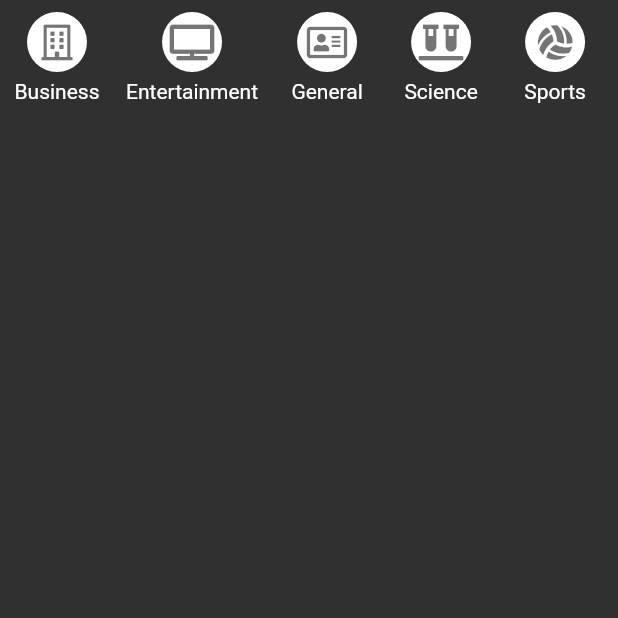
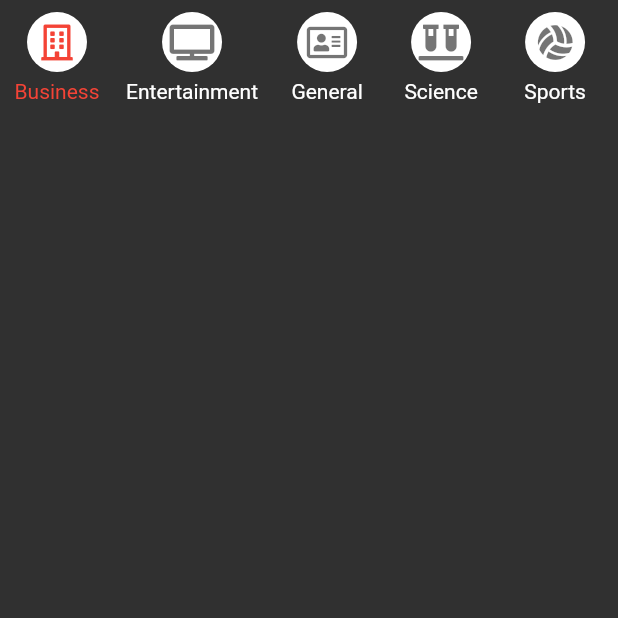
Before and after one commit to atinydev/newsapp_flutter, a Flutter app: the Tab2Screen screen opened by its route, on a phone screen of 412 x 824 dp, the top half of it. Run offline on Flutter 3.47's test engine with Material 2 defaults, Android fonts, the phone set to English and light mode, and no system bars; our stand-ins replace flutter_dotenv, font_awesome_flutter; network calls fail.

Commit message:
Change color by selected category

```diff
--- a/lib/screens/tab2_screen.dart
+++ b/lib/screens/tab2_screen.dart
@@ -32,8 +32,8 @@ class _CategoriesList extends StatelessWidget {
 
   @override
   Widget build(BuildContext context) {
-    final categories =
-        Provider.of<NewsService>(context, listen: false).categories;
+    final newsService = Provider.of<NewsService>(context);
+    final categories = newsService.categories;
     return ListView.builder(
       physics: const BouncingScrollPhysics(),
       scrollDirection: Axis.horizontal,
@@ -48,7 +48,12 @@ class _CategoriesList extends StatelessWidget {
                 category: category,
               ),
               const SizedBox(height: 5),
-              Text(toBeginningOfSentenceCase(category.name) ?? ""),
+              Text(
+                toBeginningOfSentenceCase(category.name) ?? "",
+                style: (newsService.selectedCategory == category.name)
+                    ? TextStyle(color: Theme.of(context).primaryColor)
+                    : null,
+              ),
             ],
           ),
         );
@@ -67,9 +72,9 @@ class _CategoryButton extends StatelessWidget {
 
   @override
   Widget build(BuildContext context) {
+    final newsService = Provider.of<NewsService>(context);
     return GestureDetector(
       onTap: () {
-        final newsService = Provider.of<NewsService>(context, listen: false);
         newsService.selectedCategory = category.name;
       },
       child: Container(
@@ -82,7 +87,9 @@ class _CategoryButton extends StatelessWidget {
         ),
         child: Icon(
           category.icon,
-          color: Colors.black54,
+          color: (newsService.selectedCategory == category.name)
+              ? Theme.of(context).primaryColor
+              : Colors.black54,
         ),
       ),
     );
```
